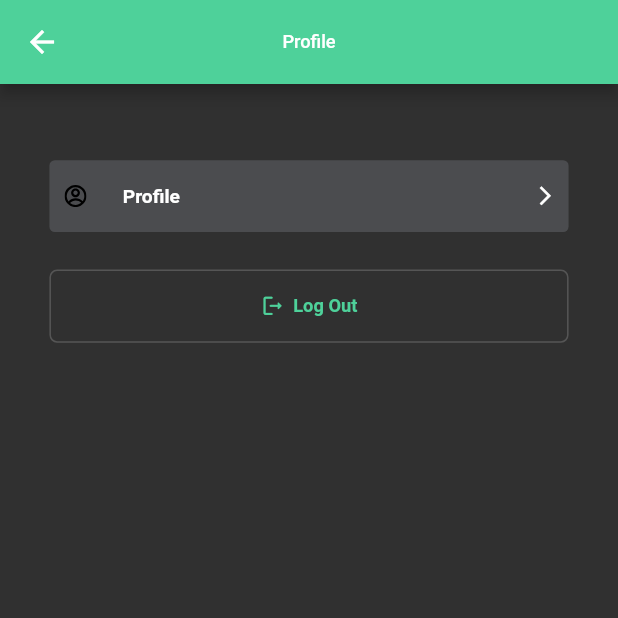
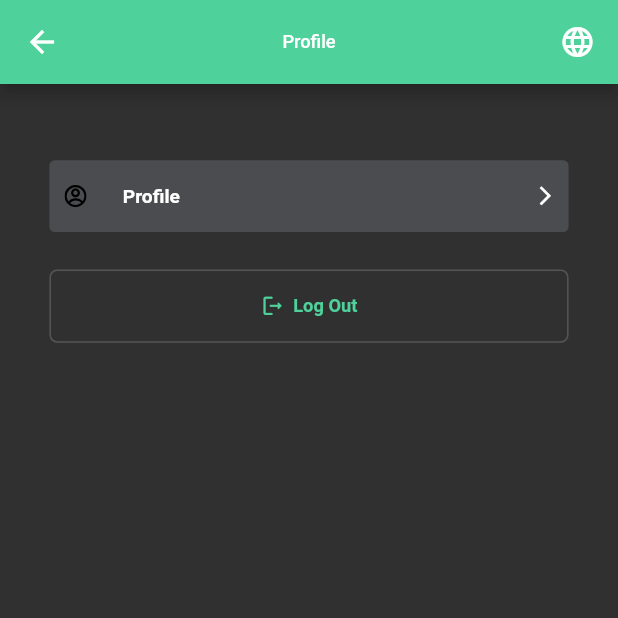
Before and after one commit to HamzaMuazzam/truck_user_app_new, a Flutter app: the Settings screen opened directly, on a phone screen of 412 x 824 dp, the top half of it. Run offline on Flutter 3.47's test engine with Material 2 defaults, Android fonts, the phone set to English and light mode, and no system bars; our stand-ins replace cached_network_image, firebase_auth, firebase_core, firebase_messaging, flutter_local_notifications, flutter_rating_bar and 13 more; missing offline and left inert: firebase_phone_auth_handler, flutter_polyline_points, form_builder_extra_fields, google_maps_webapi, map_location_picker, place_picker; accounts and stored records are empty; statements that could not run were skipped; project files that could hold a hidden picture were left out.

Commit message:
icon padding done

```diff
--- a/lib/languages/LanguageController.dart
+++ b/lib/languages/LanguageController.dart
@@ -3,7 +3,7 @@ import 'package:get/get.dart';
 import 'package:get_storage/get_storage.dart';
 
 class LanguageController extends GetxController {
-  static LanguageController get to => Get.find();
+  static LanguageController get to => Get.put(LanguageController());
 
   final _locale = ''.obs;
 
--- a/lib/languages/Localization.dart
+++ b/lib/languages/Localization.dart
@@ -6,13 +6,13 @@ class Localization extends Translations {
         'ar': {
           "Welcome!": "مرحباً",
           "Arabic": "عربيً",
-          "Bid & Buy": "زاود واشتر",
+          "Profile": "زاود واشتر",
           "Password should not be less than 8 digits.":
               "المزادات المباشرة الحالية",
           "Up-coming Live Auctions": "المزادات المباشرة القادمة",
           "Car": "سيارات",
           "Auctions": "المزادات",
-          "Electricity": "كهرباء",
+          "Full Name": "كهرباء",
           "Congratulation you won the auction": "مبروووك فزت في المزاد",
           "Auction has been ended": "انتهى المزاد",
           "All fields are mandatory": "جميع الخانات الزامية",
--- a/lib/screens/commonPages/settings.dart
+++ b/lib/screens/commonPages/settings.dart
@@ -4,9 +4,11 @@ import 'package:get/get.dart';
 import 'package:provider/provider.dart';
 import 'package:sultan_cab/providers/auth_provider.dart';
 import 'package:sultan_cab/screens/commonPages/profile.dart';
+import 'package:sultan_cab/utils/api_keys.dart';
 import 'package:sultan_cab/utils/colors.dart';
 import 'package:sultan_cab/utils/sizeConfig.dart';
 import 'package:sultan_cab/utils/strings.dart';
+import 'package:sultan_cab/widgets/changeLanguage.dart';
 import 'package:sultan_cab/widgets/logoutDialog.dart';
 
 import '../../main.dart';
@@ -35,6 +37,19 @@ class _SettingsState extends State<Settings> {
                   fontSize: h * 12,
                 ),
               ),
+              actions: [
+                InkWell(
+                  onTap: () {
+                    showLanguageChangeDialog(context);
+                  },
+                  child: Padding(
+                    padding: getLocal() == "ar"
+                        ? EdgeInsets.only(left: 15.0)
+                        : EdgeInsets.only(right: 15.0),
+                    child: Icon(Icons.language_outlined),
+                  ),
+                )
+              ],
               centerTitle: true,
               backgroundColor: secondaryColor,
             )
@@ -61,7 +76,7 @@ class _SettingsState extends State<Settings> {
                           sh(50),
                           SettingsTile(
                             title: ProfileLabel,
-                            icon: 'profileIcon'.tr,
+                            icon: 'profileIcon',
                             page: ProfileScreen(
                               isBooking: false,
                             ),
@@ -208,7 +223,9 @@ class SettingsTile extends StatelessWidget {
               ],
             ),
             Padding(
-              padding: const EdgeInsets.only(right: 8.0),
+              padding: getLocal() == "ar"
+                  ? EdgeInsets.only(left: 8.0)
+                  : EdgeInsets.only(right: 8.0),
               child: Align(
                 alignment: Alignment.centerRight,
                 child: Icon(
--- a/lib/utils/api_keys.dart
+++ b/lib/utils/api_keys.dart
@@ -1,6 +1,12 @@
+import 'package:get_storage/get_storage.dart';
+
 /// TH
 // const String GoogleMapApiKey = 'AIzaSyCqcZ7xj1BPJeC3Uyo2coGi9qaGNpyU_EA';
 //
 const String GoogleMapApiKey = 'AIzaSyApyNQ6jz97TRRB7DrclHzXxfxm3VHs3Z8';
 const String RazorPayID = 'YOUR_PAY_ID_HERE';
 const String RazorPaySecretID = 'YOUR_SECRET_KEY_HERE';
+
+String? getLocal() {
+  return GetStorage().read("locale");
+}
```
Also changed, not shown: lib/main.dart (+18 -0 lines), lib/screens/commonPages/profile.dart (+13 -4 lines), 1 other file.
